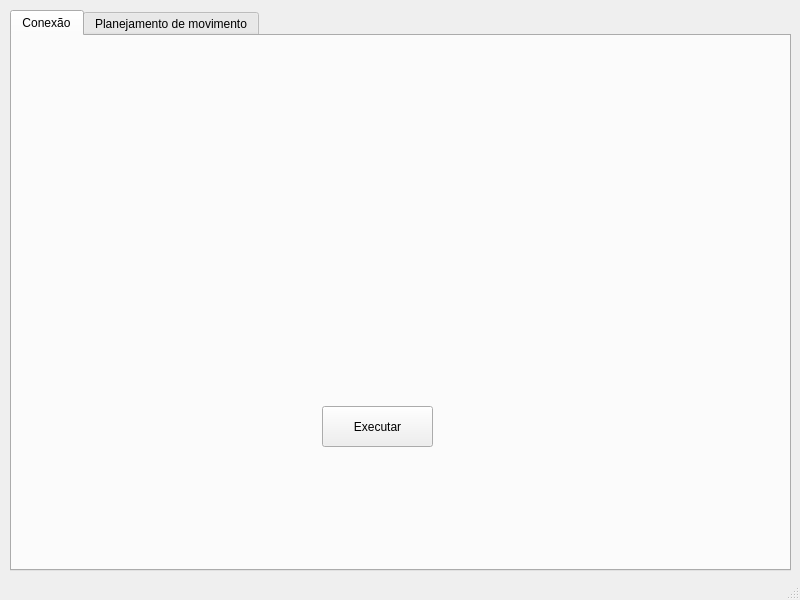
This is programa/untitled.ui in joselitolima21/motion-planning-plot as Qt 5 draws it before an edit. The edited form follows.
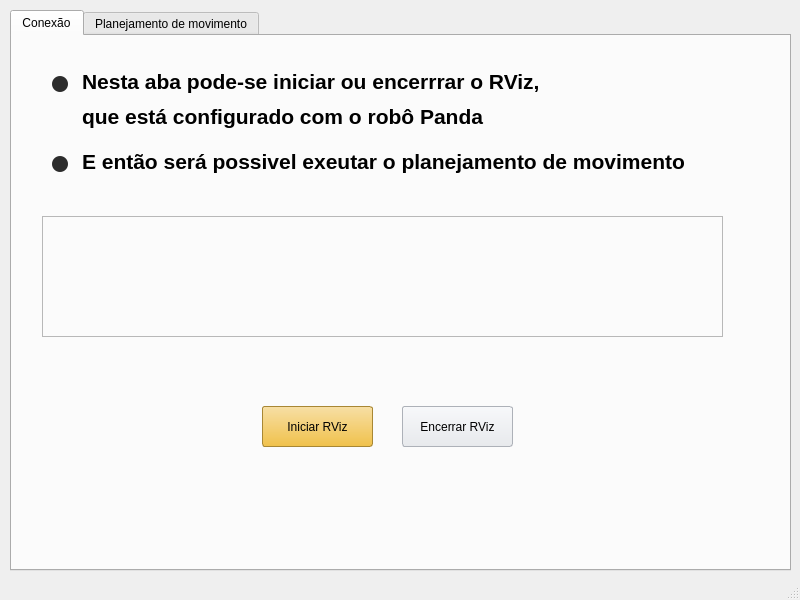
This is the edited form.

Commit message: sucesso ao executar o rviz em um processo diferente

Diff of the .ui file:
```diff
--- a/programa/untitled.ui
+++ b/programa/untitled.ui
@@ -48,14 +48,156 @@
      <widget class="QPushButton" name="pushButton_4">
       <property name="geometry">
        <rect>
-        <x>310</x>
+        <x>250</x>
         <y>370</y>
         <width>111</width>
         <height>41</height>
        </rect>
       </property>
+      <property name="styleSheet">
+       <string notr="true">box-shadow: 0 1px 0 #f0c14b;
+border:  1px solid #a88734 #9c7e31 #846a29;;
+border-radius: 3px;
+background-color: qlineargradient(spread:pad, x1:0.514, y1:0, x2:0.514, y2:1, stop:0 #f7dfa5, stop:1 #f0c14b);</string>
+      </property>
       <property name="text">
-       <string>Executar</string>
+       <string>Iniciar RViz</string>
+      </property>
+     </widget>
+     <widget class="QPushButton" name="pushButton_5">
+      <property name="geometry">
+       <rect>
+        <x>390</x>
+        <y>370</y>
+        <width>111</width>
+        <height>41</height>
+       </rect>
+      </property>
+      <property name="styleSheet">
+       <string notr="true">box-shadow: 0 1px 0 rgba(255,255,255,.6);
+border:  1px solid #adb1b8 #a2a6ac #8d9096;
+border-radius: 3px;
+background-color: qlineargradient(spread:pad, x1:0.514, y1:0, x2:0.514, y2:1, stop:0 #f7f8fa, stop:1 #e7e9ec);</string>
+      </property>
+      <property name="text">
+       <string>Encerrar RViz</string>
+      </property>
+     </widget>
+     <widget class="QFrame" name="Monitor">
+      <property name="geometry">
+       <rect>
+        <x>30</x>
+        <y>180</y>
+        <width>681</width>
+        <height>121</height>
+       </rect>
+      </property>
+      <property name="frameShape">
+       <enum>QFrame::StyledPanel</enum>
+      </property>
+      <property name="frameShadow">
+       <enum>QFrame::Raised</enum>
+      </property>
+      <widget class="QLabel" name="label">
+       <property name="geometry">
+        <rect>
+         <x>20</x>
+         <y>20</y>
+         <width>311</width>
+         <height>71</height>
+        </rect>
+       </property>
+       <property name="text">
+        <string/>
+       </property>
+      </widget>
+     </widget>
+     <widget class="QLabel" name="label_2">
+      <property name="geometry">
+       <rect>
+        <x>70</x>
+        <y>30</y>
+        <width>471</width>
+        <height>31</height>
+       </rect>
+      </property>
+      <property name="font">
+       <font>
+        <pointsize>16</pointsize>
+        <weight>75</weight>
+        <bold>true</bold>
+       </font>
+      </property>
+      <property name="text">
+       <string>Nesta aba pode-se iniciar ou encerrrar o RViz,</string>
+      </property>
+     </widget>
+     <widget class="QLabel" name="label_3">
+      <property name="geometry">
+       <rect>
+        <x>70</x>
+        <y>60</y>
+        <width>441</width>
+        <height>41</height>
+       </rect>
+      </property>
+      <property name="font">
+       <font>
+        <pointsize>16</pointsize>
+        <weight>75</weight>
+        <bold>true</bold>
+       </font>
+      </property>
+      <property name="text">
+       <string>que está configurado com o robô Panda</string>
+      </property>
+     </widget>
+     <widget class="QLabel" name="label_4">
+      <property name="geometry">
+       <rect>
+        <x>70</x>
+        <y>110</y>
+        <width>611</width>
+        <height>31</height>
+       </rect>
+      </property>
+      <property name="font">
+       <font>
+        <pointsize>16</pointsize>
+        <weight>75</weight>
+        <bold>true</bold>
+       </font>
+      </property>
+      <property name="text">
+       <string>E então será possivel exeutar o planejamento de movimento</string>
+      </property>
+     </widget>
+     <widget class="QWidget" name="widget" native="true">
+      <property name="geometry">
+       <rect>
+        <x>40</x>
+        <y>40</y>
+        <width>16</width>
+        <height>16</height>
+       </rect>
+      </property>
+      <property name="styleSheet">
+       <string notr="true">background-color: rgb(44, 44, 44);
+border-radius: 8px;</string>
+      </property>
+     </widget>
+     <widget class="QWidget" name="widget_2" native="true">
+      <property name="geometry">
+       <rect>
+        <x>40</x>
+        <y>120</y>
+        <width>16</width>
+        <height>16</height>
+       </rect>
+      </property>
+      <property name="styleSheet">
+       <string notr="true">background-color: rgb(44, 44, 44);
+border-radius: 8px;</string>
       </property>
      </widget>
     </widget>
```
The commit also changes 2 other files.
